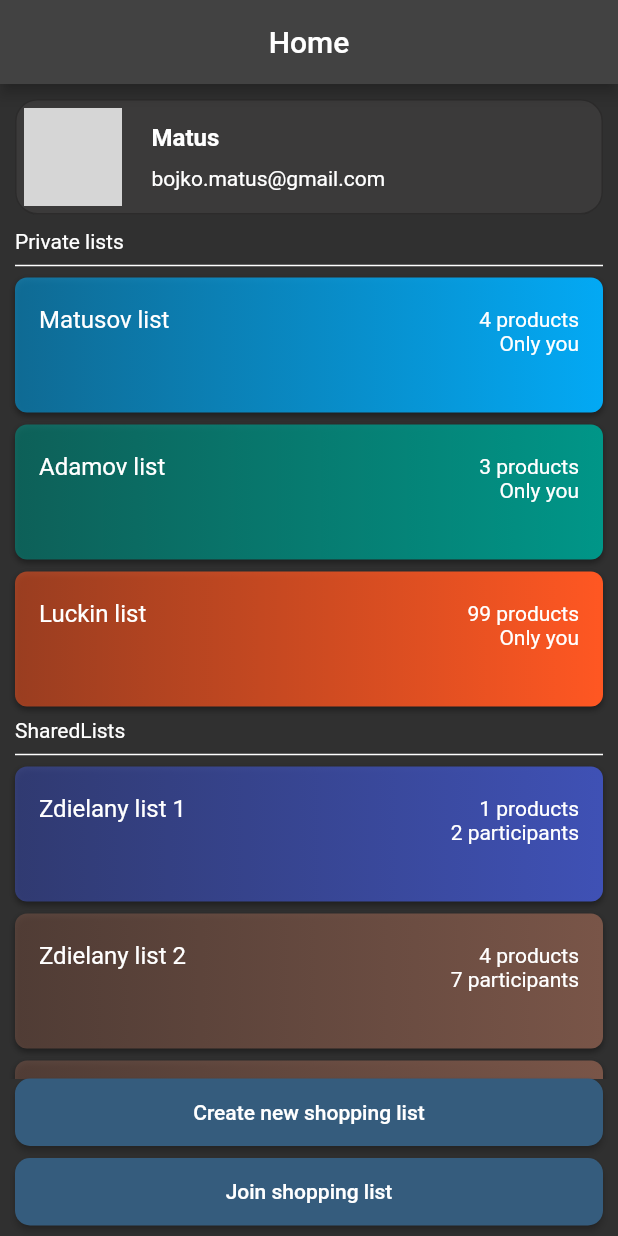
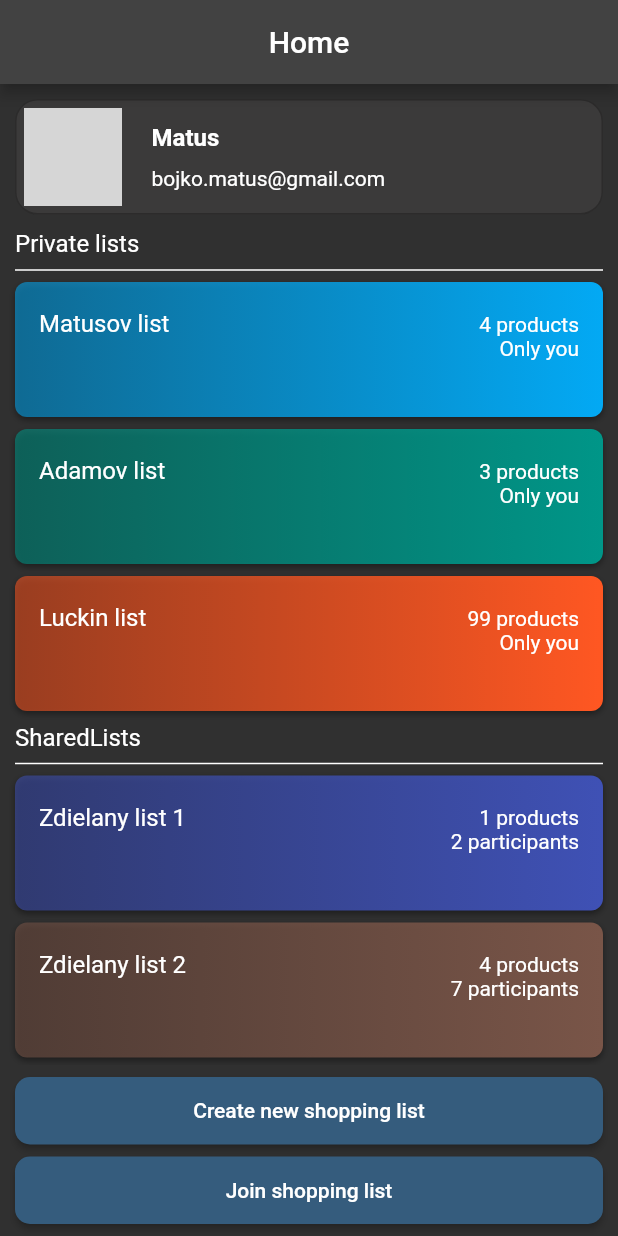
Before and after one commit to bmathus/shoplist_app_frontend, a Flutter app: the screen it shows after launch, after a tap on "Login", on a phone screen of 412 x 824 dp. Run offline on Flutter 3.47's test engine with Material 2 defaults, Android fonts, the phone set to English and light mode, and no system bars; grey boxes are pictures that could not be loaded.

Commit message:
alot of new stuff added

```diff
--- a/lib/create_list_view.dart
+++ b/lib/create_and_invite_view.dart
@@ -5,8 +5,6 @@ class CreateAndInviteView extends StatelessWidget {
   final bool create;
   const CreateAndInviteView(this.create);
 
-  @override
-  Widget build(BuildContext context) {
   void gotoHomeView(BuildContext ctx) {
     Navigator.of(ctx).pushReplacement(
       MaterialPageRoute(
@@ -15,6 +13,8 @@ class CreateAndInviteView extends StatelessWidget {
     );
   }
 
+  @override
+  Widget build(BuildContext context) {
     return Scaffold(
       appBar: AppBar(
         title:
--- a/lib/customwidgets/ButtonWidget.dart
+++ b/lib/customwidgets/ButtonWidget.dart
@@ -2,43 +2,24 @@ import 'package:flutter/material.dart';
 
 class ButtonWidget extends StatelessWidget {
   final String title;
-  final bool hasBorder;
-  final Function onTap;
-
-  ButtonWidget({
-    required this.hasBorder,
-    required this.title,
-    required this.onTap,
-  });
+  final Function onPressed;
+  const ButtonWidget(this.title, this.onPressed);
 
   @override
   Widget build(BuildContext context) {
-    return Material(
-      child: Ink(
-        decoration: BoxDecoration(
-          color: Color(0xFF355C7D),
-          borderRadius: BorderRadius.circular(10),
-          border: hasBorder
-              ? Border.all(
-                  color: Color(0xFF355C7D),
-                  width: 1,
-                )
-              : Border.fromBorderSide(BorderSide.none),
-        ),
-        child: InkWell(
-          onTap: () => onTap(),
-          borderRadius: BorderRadius.circular(10),
-          child: Container(
-            height: 55,
-            child: Center(
-              child: Text(
-                title,
-                style: const TextStyle(
-                  color: Colors.white,
-                  fontWeight: FontWeight.w600,
-                  fontSize: 14,
-                ),
-              ),
+    final mediaQuery = MediaQuery.of(context);
+
+    return SizedBox(
+      height: 45,
+      width: mediaQuery.size.width - 20,
+      child: ElevatedButton(
+        onPressed: () => onPressed(),
+        child: Text(title),
+        style: ButtonStyle(
+          backgroundColor: MaterialStateProperty.all(Color(0xFF355C7D)),
+          shape: MaterialStateProperty.all<RoundedRectangleBorder>(
+            RoundedRectangleBorder(
+              borderRadius: BorderRadius.circular(10),
             ),
           ),
         ),
--- a/lib/customwidgets/DeviderWidget.dart
+++ b/lib/customwidgets/DeviderWidget.dart
@@ -12,7 +12,10 @@ class DeviderWidget extends StatelessWidget {
       children: [
         Padding(
           padding: EdgeInsets.symmetric(horizontal: 10),
-          child: Text(title),
+          child: Text(
+            title,
+            style: TextStyle(fontSize: 16),
+          ),
         ),
         const Divider(
           indent: 10,
--- /dev/null
+++ b/lib/customwidgets/LoginButtonWidget.dart
@@ -0,0 +1,48 @@
+import 'package:flutter/material.dart';
+
+class ButtonWidget extends StatelessWidget {
+  final String title;
+  final bool hasBorder;
+  final Function onTap;
+
+  ButtonWidget({
+    required this.hasBorder,
+    required this.title,
+    required this.onTap,
+  });
+
+  @override
+  Widget build(BuildContext context) {
+    return Material(
+      child: Ink(
+        decoration: BoxDecoration(
+          color: Color(0xFF355C7D),
+          borderRadius: BorderRadius.circular(10),
+          border: hasBorder
+              ? Border.all(
+                  color: Color(0xFF355C7D),
+                  width: 1,
+                )
+              : Border.fromBorderSide(BorderSide.none),
+        ),
+        child: InkWell(
+          onTap: () => onTap(),
+          borderRadius: BorderRadius.circular(10),
+          child: Container(
+            height: 55,
+            child: Center(
+              child: Text(
+                title,
+                style: const TextStyle(
+                  color: Colors.white,
+                  fontWeight: FontWeight.w600,
+                  fontSize: 14,
+                ),
+              ),
+            ),
+          ),
+        ),
+      ),
+    );
+  }
+}
--- a/lib/customwidgets/ShopListWidget.dart
+++ b/lib/customwidgets/ShopListWidget.dart
@@ -1,5 +1,6 @@
 import 'package:flutter/material.dart';
 import 'package:shoplist_project/models/ShopList.dart';
+import 'package:shoplist_project/list_products_view.dart';
 
 class ShopListWidget extends StatelessWidget {
   final ShopList shoplist;
@@ -8,6 +9,13 @@ class ShopListWidget extends StatelessWidget {
     required this.shoplist,
   });
 
+  void gotoListProductsView(BuildContext ctx) {
+    Navigator.of(ctx).pushReplacement(
+      MaterialPageRoute(
+          builder: (ctx) => ListProductsView(listName: shoplist.name)),
+    );
+  }
+
   @override
   Widget build(BuildContext context) {
     return Material(
@@ -15,17 +23,17 @@ class ShopListWidget extends StatelessWidget {
         margin: const EdgeInsets.only(left: 10, right: 10, bottom: 8),
         height: 90,
         child: ListTile(
-          onTap: (() {}),
-          title: Text(shoplist.listName),
+          onTap: () => gotoListProductsView(context),
+          title: Text(shoplist.name),
           trailing: Padding(
             padding: const EdgeInsets.only(top: 20),
             child: Column(
               crossAxisAlignment: CrossAxisAlignment.end,
               children: [
-                Text("${shoplist.numofprod} products"),
-                shoplist.numofppl == 1
+                Text("${shoplist.num_items} products"),
+                shoplist.num_ppl == 1
                     ? const Text("Only you")
-                    : Text("${shoplist.numofppl} participants"),
+                    : Text("${shoplist.num_ppl} participants"),
               ],
             ),
           ),
--- a/lib/home_view.dart
+++ b/lib/home_view.dart
@@ -3,7 +3,8 @@ import './customwidgets/UserInfoWidget.dart';
 import './customwidgets/ShopListWidget.dart';
 import './models/dummyLists.dart';
 import './customwidgets/DeviderWidget.dart';
-import 'create_list_view.dart';
+import 'create_and_invite_view.dart';
+import 'customwidgets/ButtonWidget.dart';
 
 class HomeView extends StatelessWidget {
   HomeView({Key? key}) : super(key: key);
@@ -26,11 +27,11 @@ class HomeView extends StatelessWidget {
     bool shared = false;
     var numoflists = dLists.length;
     if (dLists.isNotEmpty) {
-      if (dLists[0].numofppl == 1) {
+      if (dLists[0].num_ppl == 1) {
         widgets.add(const DeviderWidget("Private lists"));
       }
       for (var i = 0; i < numoflists; i++) {
-        if (dLists[i].numofppl != 1 && shared == false) {
+        if (dLists[i].num_ppl != 1 && shared == false) {
           shared = true;
           widgets.add(DeviderWidget("SharedLists"));
         }
@@ -43,59 +44,30 @@ class HomeView extends StatelessWidget {
   @override
   Widget build(BuildContext context) {
     final mediaQuery = MediaQuery.of(context);
+
     return Scaffold(
       appBar: appBar,
       body: SafeArea(
-        child: SingleChildScrollView(
         child: Column(
           crossAxisAlignment: CrossAxisAlignment.center,
           children: [
-              Container(
-                height: mediaQuery.size.height -
-                    appBar.preferredSize.height -
-                    mediaQuery.padding.top -
-                    105,
+            Expanded(
               child: ListView(children: getHomeUI()),
-              ),
-              SizedBox(
-                height: 45,
-                width: mediaQuery.size.width - 20,
-                child: ElevatedButton(
-                  onPressed: () => gotoCreateAndInviteView(context, true),
-                  child: Text("Create new shopping list"),
-                  style: ButtonStyle(
-                    backgroundColor:
-                        MaterialStateProperty.all(Color(0xFF355C7D)),
-                    shape: MaterialStateProperty.all<RoundedRectangleBorder>(
-                      RoundedRectangleBorder(
-                        borderRadius: BorderRadius.circular(10),
-                      ),
-                    ),
-                  ),
-                ),
             ),
             const SizedBox(
               height: 8,
             ),
-              SizedBox(
-                height: 45,
-                width: mediaQuery.size.width - 20,
-                child: ElevatedButton(
-                  onPressed: () => gotoCreateAndInviteView(context, false),
-                  child: Text("Join shopping list"),
-                  style: ButtonStyle(
-                    backgroundColor:
-                        MaterialStateProperty.all(Color(0xFF355C7D)),
-                    shape: MaterialStateProperty.all<RoundedRectangleBorder>(
-                      RoundedRectangleBorder(
-                        borderRadius: BorderRadius.circular(10),
+            ButtonWidget("Create new shopping list",
+                () => gotoCreateAndInviteView(context, true)),
+            const SizedBox(
+              height: 8,
             ),
-                    ),
-                  ),
-                ),
+            ButtonWidget("Join shopping list",
+                () => gotoCreateAndInviteView(context, false)),
+            const SizedBox(
+              height: 8,
             )
           ],
-          ),
         ),
       ),
     );
--- a/lib/login_view.dart
+++ b/lib/login_view.dart
@@ -1,7 +1,7 @@
 import 'package:flutter/material.dart';
 import 'package:shoplist_project/home_view.dart';
 import 'customwidgets/TextfieldWidget.dart';
-import 'customwidgets/ButtonWidget.dart';
+import 'customwidgets/LoginButtonWidget.dart';
 
 class LoginView extends StatelessWidget {
   void gotoHomeView(BuildContext ctx) {
--- a/lib/main.dart
+++ b/lib/main.dart
@@ -12,8 +12,7 @@ class MyApp extends StatelessWidget {
   @override
   Widget build(BuildContext context) {
     return MaterialApp(
-      themeMode: ThemeMode.dark,
-      darkTheme: ThemeData(brightness: Brightness.dark),
+      theme: ThemeData(brightness: Brightness.dark),
       home: LoginView(),
     );
   }
--- a/lib/models/ShopList.dart
+++ b/lib/models/ShopList.dart
@@ -2,15 +2,17 @@ import 'package:flutter/material.dart';
 
 class ShopList {
   final int id;
-  final String listName;
+  final String name;
+  final int num_ppl;
+  final int num_items;
+  final String invite_code;
   final Color color; //bude backround color kategorie
-  final int numofppl;
-  final int numofprod;
 
   const ShopList(
       {required this.id,
-      required this.listName,
+      required this.name,
       required this.color,
-      required this.numofppl,
-      required this.numofprod});
+      required this.num_ppl,
+      required this.num_items,
+      required this.invite_code});
 }
--- a/lib/models/dummyLists.dart
+++ b/lib/models/dummyLists.dart
@@ -1,54 +1,117 @@
 import 'package:flutter/material.dart';
+import 'Product.dart';
 import 'ShopList.dart';
+
+List dProducts = [
+  Product(
+      picture_base64: "njifnsdji",
+      quantity: 45.9,
+      unit: "L",
+      bought: false,
+      id: 1,
+      name: "Mlieko"),
+  Product(
+      picture_base64: "njifgfdsji",
+      quantity: 6,
+      unit: "ks",
+      bought: true,
+      id: 2,
+      name: "Banany"),
+  Product(
+      picture_base64: "fsdahfdsji",
+      quantity: 3989,
+      unit: "pkg",
+      bought: false,
+      id: 3,
+      name: "Oriesky"),
+  Product(
+      picture_base64: "njijkghfhrsji",
+      quantity: 84,
+      unit: "ml",
+      bought: true,
+      id: 4,
+      name: "Keksiky"),
+  Product(
+      picture_base64: "njifgdashgdfdji",
+      quantity: 45.933,
+      unit: "kg",
+      bought: false,
+      id: 5,
+      name: "Halusky"),
+  Product(
+      picture_base64: "njifnsdji",
+      quantity: 45.9,
+      unit: "L",
+      bought: false,
+      id: 1,
+      name: "Mlieko"),
+  Product(
+      picture_base64: "njifgfdsji",
+      quantity: 6,
+      unit: "ks",
+      bought: true,
+      id: 2,
+      name: "Banany"),
+  Product(
+      picture_base64: "fsdahfdsji",
+      quantity: 3989,
+      unit: "pkg",
+      bought: false,
+      id: 3,
+      name: "Oriesky"),
+];
+
+List dParticipants = [];
 
 List dLists = const [
   ShopList(
       id: 1,
-    listName: 'Matusov list',
-    numofppl: 1,
-    numofprod: 4,
+      name: 'Matusov list',
+      num_ppl: 1,
+      num_items: 4,
       color: Colors.lightBlue,
-  ),
+      invite_code: "hufdhsuifds"),
   ShopList(
     id: 2,
-    listName: 'Adamov list',
-    numofppl: 1,
-    numofprod: 3,
+    name: 'Adamov list',
+    num_ppl: 1,
+    num_items: 3,
     color: Colors.teal,
+    invite_code: "FHJIDOHJ",
   ),
   ShopList(
       id: 3,
-    listName: 'Luckin list',
-    numofppl: 1,
-    numofprod: 99,
+      name: 'Luckin list',
+      num_ppl: 1,
+      num_items: 99,
       color: Colors.deepOrange,
-  ),
+      invite_code: "uifhids"),
   ShopList(
       id: 4,
-    listName: 'Zdielany list 1',
-    numofppl: 2,
-    numofprod: 1,
+      name: 'Zdielany list 1',
+      num_ppl: 2,
+      num_items: 1,
       color: Colors.indigo,
-  ),
+      invite_code: "jifosdj"),
   ShopList(
       id: 5,
-    listName: 'Zdielany list 2',
-    numofppl: 7,
-    numofprod: 4,
+      name: 'Zdielany list 2',
+      num_ppl: 7,
+      num_items: 4,
       color: Colors.brown,
-  ),
+      invite_code: "jiofsdf"),
   ShopList(
       id: 5,
-    listName: 'Zdielany list 2',
-    numofppl: 7,
-    numofprod: 4,
+      name: 'Zdielany list 2',
+      num_ppl: 7,
+      num_items: 4,
       color: Colors.brown,
-  ),
+      invite_code: "fbndujsifds"),
   ShopList(
       id: 5,
-    listName: 'Zdielany list 2',
-    numofppl: 7,
-    numofprod: 4,
+      name: 'Zdielany list 2',
+      num_ppl: 7,
+      num_items: 4,
       color: Colors.brown,
-  ),
+      invite_code: "nifojdiosjo"),
 ];
```
Also changed, not shown: lib/customwidgets/ProductItemWidget.dart (added, +72 -0 lines), lib/list_products_view.dart (added, +155 -0 lines), lib/models/Product.dart (added, +17 -0 lines), lib/participants_view.dart (added, +58 -0 lines), lib/product_view.dart (+24 -0 lines), lib/list_view.dart (deleted). Lines whose indentation alone changed are shown as unchanged.
